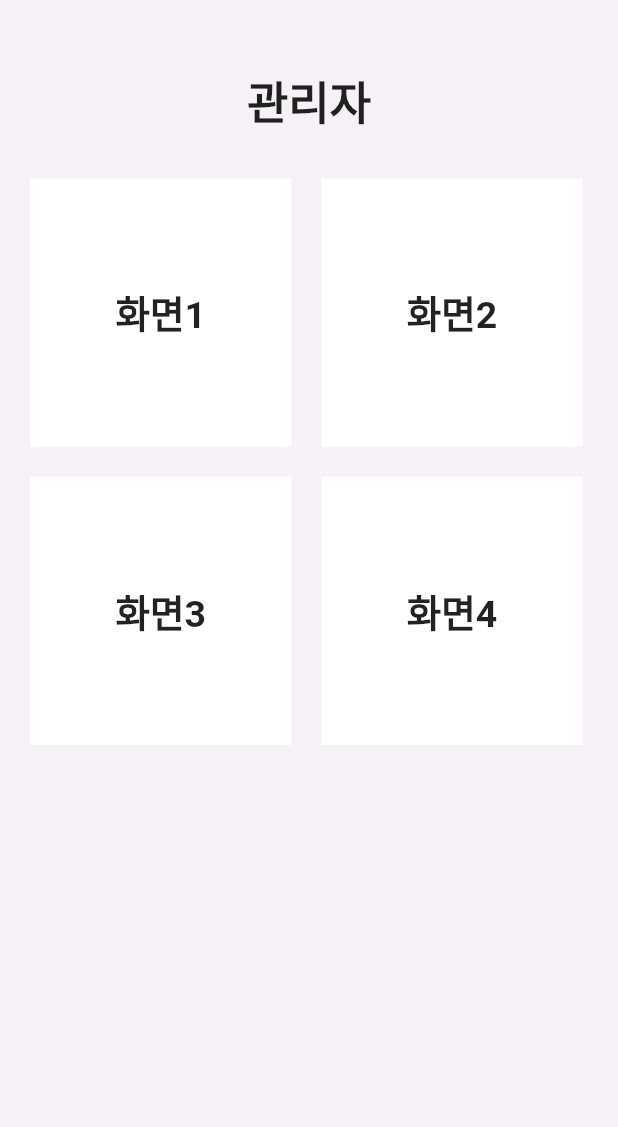
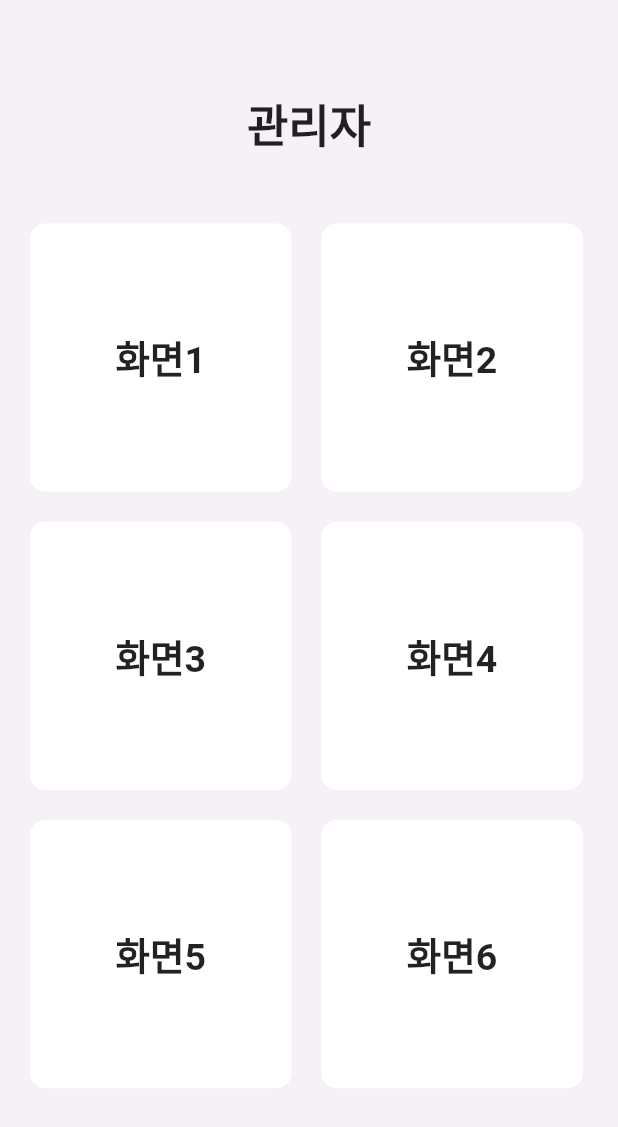
Before and after one commit to SHINYOONCHAN/Aily, a Flutter app: the ManagerScreen screen opened directly, on a phone screen of 412 x 824 dp. Shown: the top 1127 px of the screen. Run offline on Flutter 3.47's test engine with Material 2 defaults, Android fonts, the phone set to English and light mode, and no system bars; our stand-ins replace flutter_native_splash, google_maps_flutter, image_picker, liquid_progress_indicator, qr_flutter; missing offline and left inert: flutter_barcode_scanner, label_marker, mysql1.

Commit message:
관리자 화면구성

```diff
--- a/lib/screens/manager_screen.dart
+++ b/lib/screens/manager_screen.dart
@@ -28,7 +28,7 @@ class _ManagerScreenState extends State<ManagerScreen> {
         padding: const EdgeInsets.fromLTRB(20, 0, 20, 20),
         child: Column(
           children: [
-            const SizedBox(height: 45),
+            const SizedBox(height: 60),
             const Text(
               '관리자',
               style: TextStyle(
@@ -36,13 +36,16 @@ class _ManagerScreenState extends State<ManagerScreen> {
                 fontWeight: FontWeight.bold,
               ),
             ),
-            const SizedBox(height: 30),
+            const SizedBox(height: 45),
             Row(
               children: [
                 Container(
                   width: screenWidth,
                   height: screenHeight,
-                  color: Colors.white,
+                  decoration: BoxDecoration(
+                    color: Colors.white,
+                    borderRadius: BorderRadius.circular(10),
+                  ),
                   child: const Center(
                     child: Text('화면1', style: TextStyle(fontSize: 25, fontWeight: FontWeight.bold)),
                   ),
@@ -51,7 +54,10 @@ class _ManagerScreenState extends State<ManagerScreen> {
                 Container(
                   width: screenWidth,
                   height: screenHeight,
-                  color: Colors.white,
+                  decoration: BoxDecoration(
+                    color: Colors.white,
+                    borderRadius: BorderRadius.circular(10),
+                  ),
                   child: const Center(
                     child: Text('화면2', style: TextStyle(fontSize: 25, fontWeight: FontWeight.bold)),
                   ),
@@ -64,7 +70,10 @@ class _ManagerScreenState extends State<ManagerScreen> {
                 Container(
                   width: screenWidth,
                   height: screenHeight,
-                  color: Colors.white,
+                  decoration: BoxDecoration(
+                    color: Colors.white,
+                    borderRadius: BorderRadius.circular(10),
+                  ),
                   child: const Center(
                     child: Text('화면3', style: TextStyle(fontSize: 25, fontWeight: FontWeight.bold)),
                   ),
@@ -73,9 +82,40 @@ class _ManagerScreenState extends State<ManagerScreen> {
                 Container(
                   width: screenWidth,
                   height: screenHeight,
-                  color: Colors.white,
+                  decoration: BoxDecoration(
+                    color: Colors.white,
+                    borderRadius: BorderRadius.circular(10),
+                  ),
                   child: const Center(
                     child: Text('화면4', style: TextStyle(fontSize: 25, fontWeight: FontWeight.bold)),
+                  ),
+                ),
+              ],
+            ),
+            const SizedBox(height: 20),
+            Row(
+              children: [
+                Container(
+                  width: screenWidth,
+                  height: screenHeight,
+                  decoration: BoxDecoration(
+                    color: Colors.white,
+                    borderRadius: BorderRadius.circular(10),
+                  ),
+                  child: const Center(
+                    child: Text('화면5', style: TextStyle(fontSize: 25, fontWeight: FontWeight.bold)),
+                  ),
+                ),
+                const Padding(padding: EdgeInsets.symmetric(horizontal: 10.0)),
+                Container(
+                  width: screenWidth,
+                  height: screenHeight,
+                  decoration: BoxDecoration(
+                    color: Colors.white,
+                    borderRadius: BorderRadius.circular(10),
+                  ),
+                  child: const Center(
+                    child: Text('화면6', style: TextStyle(fontSize: 25, fontWeight: FontWeight.bold)),
                   ),
                 ),
               ],
```
